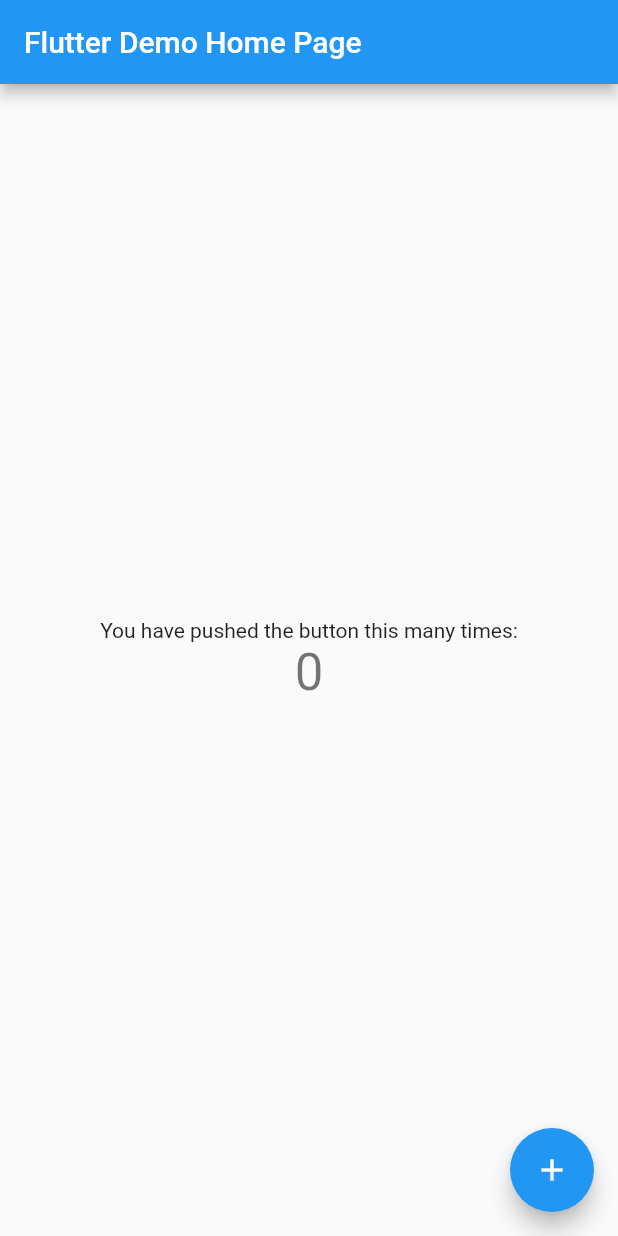
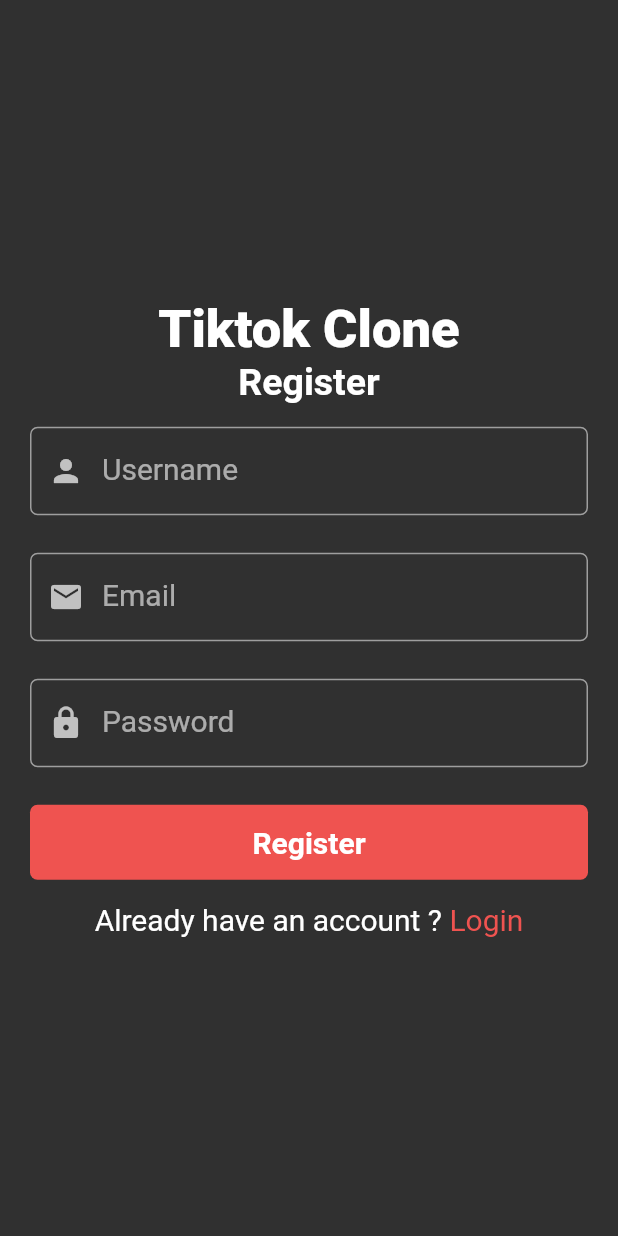
Before and after one commit to UltraViolet33/Movies-Apps, a Flutter app: the screen it shows after launch, on a phone screen of 412 x 824 dp. Run offline on Flutter 3.47's test engine with Material 2 defaults, Android fonts, the phone set to English and light mode, and no system bars.

Commit message:
start register screen

```diff
--- /dev/null
+++ b/app/lib/constants.dart
@@ -0,0 +1,13 @@
+
+import 'package:flutter/material.dart';
+// import 'package:tiktok_clone/controllers/auth_controller.dart';
+
+
+
+// COLORS
+const backgroundColor = Colors.black;
+var buttonColor = Colors.red[400];
+const borderColor = Colors.grey;
+
+// CONTROLLER
+// var authController = AuthController.instance;
--- a/app/lib/main.dart
+++ b/app/lib/main.dart
@@ -1,115 +1,20 @@
+import 'package:app/views/auth/register_screen.dart';
 import 'package:flutter/material.dart';
 
 void main() {
-  runApp(const MyApp());
+  runApp(const App());
 }
 
-class MyApp extends StatelessWidget {
-  const MyApp({super.key});
+class App extends StatelessWidget {
+  const App({Key? key}) : super(key: key);
 
-  // This widget is the root of your application.
   @override
   Widget build(BuildContext context) {
     return MaterialApp(
-      title: 'Flutter Demo',
-      theme: ThemeData(
-        // This is the theme of your application.
-        //
-        // Try running your application with "flutter run". You'll see the
-        // application has a blue toolbar. Then, without quitting the app, try
-        // changing the primarySwatch below to Colors.green and then invoke
-        // "hot reload" (press "r" in the console where you ran "flutter run",
-        // or simply save your changes to "hot reload" in a Flutter IDE).
-        // Notice that the counter didn't reset back to zero; the application
-        // is not restarted.
-        primarySwatch: Colors.blue,
-      ),
-      home: const MyHomePage(title: 'Flutter Demo Home Page'),
+      debugShowCheckedModeBanner: false,
+      title: "test",
+      theme: ThemeData.dark(),
+      home: RegisterScreen(),
     );
   }
 }
-
-class MyHomePage extends StatefulWidget {
-  const MyHomePage({super.key, required this.title});
-
-  // This widget is the home page of your application. It is stateful, meaning
-  // that it has a State object (defined below) that contains fields that affect
-  // how it looks.
-
-  // This class is the configuration for the state. It holds the values (in this
-  // case the title) provided by the parent (in this case the App widget) and
-  // used by the build method of the State. Fields in a Widget subclass are
-  // always marked "final".
-
-  final String title;
-
-  @override
-  State<MyHomePage> createState() => _MyHomePageState();
-}
-
-class _MyHomePageState extends State<MyHomePage> {
-  int _counter = 0;
-
-  void _incrementCounter() {
-    setState(() {
-      // This call to setState tells the Flutter framework that something has
-      // changed in this State, which causes it to rerun the build method below
-      // so that the display can reflect the updated values. If we changed
-      // _counter without calling setState(), then the build method would not be
-      // called again, and so nothing would appear to happen.
-      _counter++;
-    });
-  }
-
-  @override
-  Widget build(BuildContext context) {
-    // This method is rerun every time setState is called, for instance as done
-    // by the _incrementCounter method above.
-    //
-    // The Flutter framework has been optimized to make rerunning build methods
-    // fast, so that you can just rebuild anything that needs updating rather
-    // than having to individually change instances of widgets.
-    return Scaffold(
-      appBar: AppBar(
-        // Here we take the value from the MyHomePage object that was created by
-        // the App.build method, and use it to set our appbar title.
-        title: Text(widget.title),
-      ),
-      body: Center(
-        // Center is a layout widget. It takes a single child and positions it
-        // in the middle of the parent.
-        child: Column(
-          // Column is also a layout widget. It takes a list of children and
-          // arranges them vertically. By default, it sizes itself to fit its
-          // children horizontally, and tries to be as tall as its parent.
-          //
-          // Invoke "debug painting" (press "p" in the console, choose the
-          // "Toggle Debug Paint" action from the Flutter Inspector in Android
-          // Studio, or the "Toggle Debug Paint" command in Visual Studio Code)
-          // to see the wireframe for each widget.
-          //
-          // Column has various properties to control how it sizes itself and
-          // how it positions its children. Here we use mainAxisAlignment to
-          // center the children vertically; the main axis here is the vertical
-          // axis because Columns are vertical (the cross axis would be
-          // horizontal).
-          mainAxisAlignment: MainAxisAlignment.center,
-          children: <Widget>[
-            const Text(
-              'You have pushed the button this many times:',
-            ),
-            Text(
-              '$_counter',
-              style: Theme.of(context).textTheme.headline4,
-            ),
-          ],
-        ),
-      ),
-      floatingActionButton: FloatingActionButton(
-        onPressed: _incrementCounter,
-        tooltip: 'Increment',
-        child: const Icon(Icons.add),
-      ), // This trailing comma makes auto-formatting nicer for build methods.
-    );
-  }
-}
--- /dev/null
+++ b/app/lib/views/auth/register_screen.dart
@@ -0,0 +1,107 @@
+import 'package:app/constants.dart';
+import 'package:app/views/widgets/text_input_field.dart';
+import 'package:flutter/material.dart';
+
+class RegisterScreen extends StatelessWidget {
+  RegisterScreen({Key? key}) : super(key: key);
+
+  final TextEditingController _usernameController = TextEditingController();
+  final TextEditingController _emailController = TextEditingController();
+  final TextEditingController _passwordController = TextEditingController();
+
+  @override
+  Widget build(BuildContext context) {
+    return Scaffold(
+        body: Container(
+      alignment: Alignment.center,
+      child: Column(
+        mainAxisAlignment: MainAxisAlignment.center,
+        children: [
+          Text(
+            "Tiktok Clone",
+            style: TextStyle(
+                fontSize: 35, color: Colors.white, fontWeight: FontWeight.w900),
+          ),
+          Text(
+            "Register",
+            style: TextStyle(
+                fontSize: 25, color: Colors.white, fontWeight: FontWeight.w700),
+          ),
+          const SizedBox(
+            height: 15,
+          ),
+          Container(
+            width: MediaQuery.of(context).size.width,
+            margin: const EdgeInsets.symmetric(horizontal: 20),
+            child: TextInputField(
+              controller: _usernameController,
+              labelText: "Username",
+              icon: Icons.person,
+            ),
+          ),
+          const SizedBox(
+            height: 25,
+          ),
+          Container(
+            width: MediaQuery.of(context).size.width,
+            margin: const EdgeInsets.symmetric(horizontal: 20),
+            child: TextInputField(
+              controller: _emailController,
+              labelText: "Email",
+              icon: Icons.email,
+            ),
+          ),
+          const SizedBox(
+            height: 25,
+          ),
+          Container(
+            width: MediaQuery.of(context).size.width,
+            margin: const EdgeInsets.symmetric(horizontal: 20),
+            child: TextInputField(
+              controller: _passwordController,
+              labelText: "Password",
+              icon: Icons.lock,
+              isObscure: true,
+            ),
+          ),
+          const SizedBox(
+            height: 25,
+          ),
+          Container(
+            width: MediaQuery.of(context).size.width - 40,
+            height: 50,
+            decoration: BoxDecoration(
+                color: buttonColor,
+                borderRadius: const BorderRadius.all(Radius.circular(5))),
+            child: InkWell(
+                onTap: () {},
+                child: const Center(
+                    child: Text(
+                  "Register",
+                  style: TextStyle(fontSize: 20, fontWeight: FontWeight.w700),
+                ))),
+          ),
+          const SizedBox(
+            height: 15,
+          ),
+          Row(
+            mainAxisAlignment: MainAxisAlignment.center,
+            children: [
+              const Text(
+                "Already have an account ? ",
+                style: TextStyle(fontSize: 20),
+              ),
+              InkWell(
+                onTap: () {},
+                child: Text(
+                  "Login",
+                  style: TextStyle(fontSize: 20, color: buttonColor),
+                ),
+              )
+            ],
+          )
+        ],
+      ),
+    ));
+  }
+}
--- /dev/null
+++ b/app/lib/views/widgets/text_input_field.dart
@@ -0,0 +1,36 @@
+import 'package:app/constants.dart';
+import 'package:flutter/material.dart';
+
+class TextInputField extends StatelessWidget {
+  final TextEditingController controller;
+  final String labelText;
+  final bool isObscure;
+  final IconData icon;
+
+  const TextInputField(
+      {Key? key,
+      required this.controller,
+      this.isObscure = false,
+      required this.labelText,
+      required this.icon})
+      : super(key: key);
+
+  @override
+  Widget build(BuildContext context) {
+    return TextField(
+      controller: controller,
+      decoration: InputDecoration(
+        labelText: labelText,
+        prefixIcon: Icon(icon),
+        labelStyle: const TextStyle(fontSize: 20),
+        enabledBorder: OutlineInputBorder(
+            borderRadius: BorderRadius.circular(5),
+            borderSide: const BorderSide(color: borderColor)),
+        focusedBorder: OutlineInputBorder(
+            borderRadius: BorderRadius.circular(5),
+            borderSide: const BorderSide(color: borderColor)),
+      ),
+      obscureText: isObscure,
+    );
+  }
+}
```
